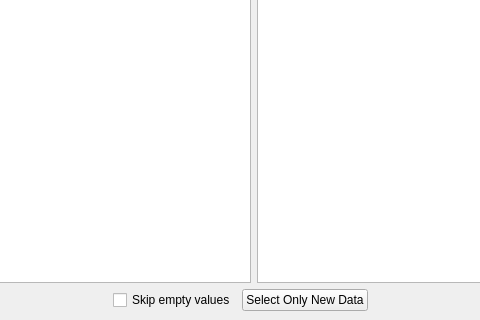
Above: finalcif/gui/import_selector_ui.ui from dkratzert/FinalCif before the change; both pictures show x 141 to 621 and y 280 to 600 of the 800 by 600 pixel window. Below: the same form after it.
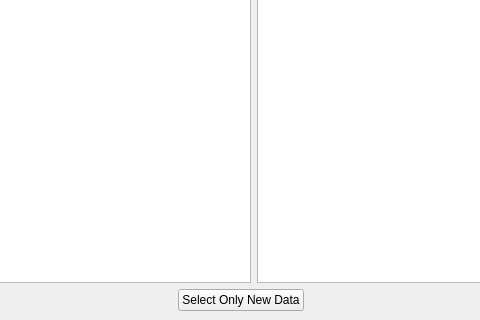
That is the form after the change.

Commit message: Refactor import selection logic to skip empty values and update UI components

The edit to the form file:
```diff
--- a/finalcif/gui/import_selector_ui.ui
+++ b/finalcif/gui/import_selector_ui.ui
@@ -78,16 +78,6 @@
         </property>
        </spacer>
       </item>
-      <item>
-       <widget class="QCheckBox" name="skipEmptyValuesCheckBox">
-        <property name="toolTip">
-         <string>Do not preselect keys that have no value or only a question mark.</string>
-        </property>
-        <property name="text">
-         <string>Skip empty values</string>
-        </property>
-       </widget>
-      </item>
       <item>
        <widget class="QPushButton" name="selectOnlyNewPB">
         <property name="text">
```
Left out of the diff: 3 changed lines with no effect on the pictures. The commit also changes 3 other files.
